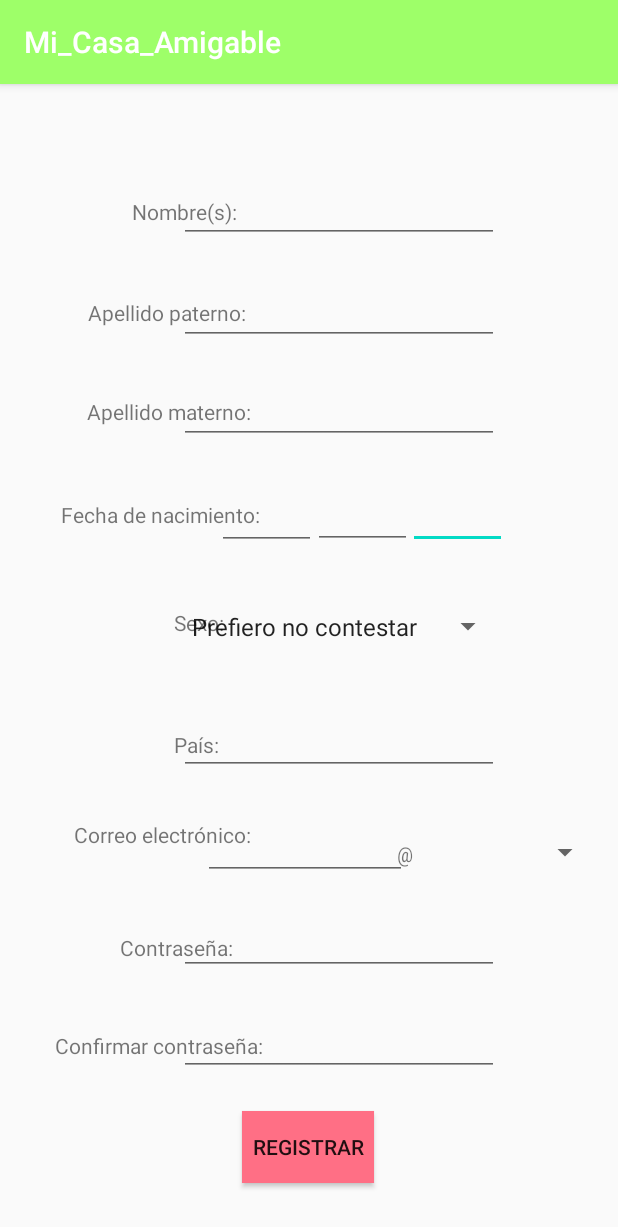
After one commit to gabyotero/MiCasaAmigable, an Android app: the Registro screen opened directly, with no data from a screen before it, on a phone screen of 412 x 824 dp. The commit adds this screen. Shown: the top 1227 px of the screen. Run offline under Robolectric (Android 15) with nearby library versions, the phone set to English and light mode, and no system bars; 1 statement that could not run was skipped.

Commit message:
registros

```diff
--- a/app/src/main/AndroidManifest.xml
+++ b/app/src/main/AndroidManifest.xml
@@ -9,7 +9,8 @@
         android:roundIcon="@mipmap/ic_launcher_round"
         android:supportsRtl="true"
         android:theme="@style/AppTheme">
-        <activity android:name=".logiin"></activity>
+        <activity android:name=".Registro"></activity>
+        <activity android:name=".logiin" />
         <activity
             android:name=".MenuPrincipal"
             android:label="@string/title_activity_menu_principal"
--- /dev/null
+++ b/app/src/main/java/com/gaby/micasaamigable/Registro.java
@@ -0,0 +1,38 @@
+package com.gaby.micasaamigable;
+
+import androidx.appcompat.app.AppCompatActivity;
+import androidx.recyclerview.widget.RecyclerView;
+
+import android.os.Bundle;
+import android.view.View;
+import android.widget.AdapterView;
+import android.widget.ArrayAdapter;
+import android.widget.Spinner;
+import android.widget.Toast;
+
+public class Registro extends AppCompatActivity implements AdapterView.OnItemSelectedListener {
+
+    @Override
+    protected void onCreate(Bundle savedInstanceState) {
+        super.onCreate(savedInstanceState);
+        setContentView(R.layout.activity_registro);
+
+        Spinner combosex =findViewById(R.id.cmbSexo);
+        ArrayAdapter<CharSequence>adapter=ArrayAdapter.createFromResource(this, R.array.Sexo,android.R.layout.simple_spinner_item);
+        adapter.setDropDownViewResource(android.R.layout.simple_spinner_dropdown_item);
+        combosex.setAdapter(adapter);
+        combosex.setOnItemClickListener((AdapterView.OnItemClickListener) this);
+        Spinner comboemail =findViewById(R.id.cmbCorreo);
+        ArrayAdapter<CharSequence>adapter1=ArrayAdapter.createFromResource(this, R.array.Correo,android.R.layout.simple_spinner_item);
+    }
+    @Override
+    public void onItemSelected(AdapterView<?> parent, View view, int position, long id) {
+        String text = parent.getItemAtPosition(position).toString();
+        Toast.makeText(parent.getContext(), text, Toast.LENGTH_SHORT).show();
+
+    }
+    @Override
+    public void onNothingSelected(AdapterView<?> parent) {
+
+    }
+}
--- /dev/null
+++ b/app/src/main/res/layout/activity_registro.xml
@@ -0,0 +1,315 @@
+<?xml version="1.0" encoding="utf-8"?>
+<androidx.constraintlayout.widget.ConstraintLayout xmlns:android="http://schemas.android.com/apk/res/android"
+    xmlns:app="http://schemas.android.com/apk/res-auto"
+    xmlns:tools="http://schemas.android.com/tools"
+    android:layout_width="match_parent"
+    android:layout_height="match_parent"
+    tools:context=".Registro">
+
+    <EditText
+        android:id="@+id/txtYear"
+        android:layout_width="66dp"
+        android:layout_height="52dp"
+        android:ems="10"
+        android:inputType="number"
+        android:importantForAutofill="no"
+        tools:ignore="LabelFor"
+        app:layout_constraintBottom_toBottomOf="parent"
+        app:layout_constraintEnd_toEndOf="parent"
+        app:layout_constraintHorizontal_bias="0.786"
+        app:layout_constraintStart_toStartOf="parent"
+        app:layout_constraintTop_toTopOf="parent"
+        app:layout_constraintVertical_bias="0.36" />
+
+    <EditText
+        android:id="@+id/txtMes"
+        android:layout_width="66dp"
+        android:layout_height="52dp"
+        android:ems="10"
+        android:inputType="number"
+        android:importantForAutofill="no"
+        tools:ignore="LabelFor"
+        app:layout_constraintBottom_toBottomOf="parent"
+        app:layout_constraintEnd_toEndOf="parent"
+        app:layout_constraintHorizontal_bias="0.603"
+        app:layout_constraintStart_toStartOf="parent"
+        app:layout_constraintTop_toTopOf="parent"
+        app:layout_constraintVertical_bias="0.36" />
+
+    <Spinner
+        android:id="@+id/cmbCorreo"
+        android:layout_width="133dp"
+        android:layout_height="47dp"
+        app:layout_constraintBottom_toBottomOf="parent"
+        app:layout_constraintEnd_toEndOf="parent"
+        app:layout_constraintHorizontal_bias="0.96"
+        app:layout_constraintStart_toStartOf="parent"
+        app:layout_constraintTop_toTopOf="parent"
+        app:layout_constraintVertical_bias="0.678" />
+
+    <EditText
+        android:id="@+id/txtContraseña2"
+        android:layout_width="wrap_content"
+        android:layout_height="wrap_content"
+        android:ems="10"
+        android:inputType="textPassword"
+        android:importantForAutofill="no"
+        tools:ignore="LabelFor"
+        app:layout_constraintBottom_toBottomOf="parent"
+        app:layout_constraintEnd_toEndOf="parent"
+        app:layout_constraintHorizontal_bias="0.6"
+        app:layout_constraintStart_toStartOf="parent"
+        app:layout_constraintTop_toTopOf="parent"
+        app:layout_constraintVertical_bias="0.852" />
+
+    <EditText
+        android:id="@+id/txtCorreo"
+        android:layout_width="136dp"
+        android:layout_height="41dp"
+        android:ems="10"
+        android:importantForAutofill="no"
+        android:inputType="textPersonName"
+        tools:ignore="LabelFor"
+        app:layout_constraintBottom_toBottomOf="parent"
+        app:layout_constraintEnd_toEndOf="parent"
+        app:layout_constraintHorizontal_bias="0.491"
+        app:layout_constraintStart_toStartOf="parent"
+        app:layout_constraintTop_toTopOf="parent"
+        app:layout_constraintVertical_bias="0.673" />
+
+    <EditText
+        android:id="@+id/txtPais"
+        android:layout_width="wrap_content"
+        android:layout_height="wrap_content"
+        android:ems="10"
+        android:importantForAutofill="no"
+        android:inputType="textPersonName"
+        tools:ignore="LabelFor"
+        app:layout_constraintBottom_toBottomOf="parent"
+        app:layout_constraintEnd_toEndOf="parent"
+        app:layout_constraintHorizontal_bias="0.6"
+        app:layout_constraintStart_toStartOf="parent"
+        app:layout_constraintTop_toTopOf="parent"
+        app:layout_constraintVertical_bias="0.575" />
+
+    <TextView
+        android:id="@+id/textView2"
+        android:layout_width="wrap_content"
+        android:layout_height="wrap_content"
+        android:text="@string/nombre_s"
+        app:layout_constraintBottom_toBottomOf="parent"
+        app:layout_constraintEnd_toEndOf="parent"
+        app:layout_constraintHorizontal_bias="0.258"
+        app:layout_constraintStart_toStartOf="parent"
+        app:layout_constraintTop_toTopOf="parent"
+        app:layout_constraintVertical_bias="0.101" />
+
+    <TextView
+        android:id="@+id/textView8"
+        android:layout_width="wrap_content"
+        android:layout_height="wrap_content"
+        android:text="@string/correo_electronico"
+        app:layout_constraintBottom_toBottomOf="parent"
+        app:layout_constraintEnd_toEndOf="parent"
+        app:layout_constraintHorizontal_bias="0.167"
+        app:layout_constraintStart_toStartOf="parent"
+        app:layout_constraintTop_toTopOf="parent"
+        app:layout_constraintVertical_bias="0.655" />
+
+    <TextView
+        android:id="@+id/textView6"
+        android:layout_width="wrap_content"
+        android:layout_height="wrap_content"
+        android:text="@string/sexo"
+        app:layout_constraintBottom_toBottomOf="parent"
+        app:layout_constraintEnd_toEndOf="parent"
+        app:layout_constraintHorizontal_bias="0.306"
+        app:layout_constraintStart_toStartOf="parent"
+        app:layout_constraintTop_toTopOf="parent"
+        app:layout_constraintVertical_bias="0.467" />
+
+    <TextView
+        android:id="@+id/textView7"
+        android:layout_width="wrap_content"
+        android:layout_height="wrap_content"
+        android:text="@string/pais"
+        app:layout_constraintBottom_toBottomOf="parent"
+        app:layout_constraintEnd_toEndOf="parent"
+        app:layout_constraintHorizontal_bias="0.304"
+        app:layout_constraintStart_toStartOf="parent"
+        app:layout_constraintTop_toTopOf="parent"
+        app:layout_constraintVertical_bias="0.575" />
+
+    <TextView
+        android:id="@+id/textView10"
+        android:layout_width="wrap_content"
+        android:layout_height="wrap_content"
+        android:text="@string/confirmar_contrasena"
+        app:layout_constraintBottom_toBottomOf="parent"
+        app:layout_constraintEnd_toEndOf="parent"
+        app:layout_constraintHorizontal_bias="0.133"
+        app:layout_constraintStart_toStartOf="parent"
+        app:layout_constraintTop_toTopOf="parent"
+        app:layout_constraintVertical_bias="0.843" />
+
+    <TextView
+        android:id="@+id/textView5"
+        android:layout_width="wrap_content"
+        android:layout_height="wrap_content"
+        android:text="@string/fecha_de_nacimiento"
+        app:layout_constraintBottom_toBottomOf="parent"
+        app:layout_constraintEnd_toEndOf="parent"
+        app:layout_constraintHorizontal_bias="0.146"
+        app:layout_constraintStart_toStartOf="parent"
+        app:layout_constraintTop_toTopOf="parent"
+        app:layout_constraintVertical_bias="0.37" />
+
+    <TextView
+        android:id="@+id/textView4"
+        android:layout_width="wrap_content"
+        android:layout_height="wrap_content"
+        android:text="@string/apellido_materno"
+        app:layout_constraintBottom_toBottomOf="parent"
+        app:layout_constraintEnd_toEndOf="parent"
+        app:layout_constraintHorizontal_bias="0.191"
+        app:layout_constraintStart_toStartOf="parent"
+        app:layout_constraintTop_toTopOf="parent"
+        app:layout_constraintVertical_bias="0.279" />
+
+    <TextView
+        android:id="@+id/textView3"
+        android:layout_width="wrap_content"
+        android:layout_height="wrap_content"
+        android:text="@string/apellido_paterno"
+        app:layout_constraintBottom_toBottomOf="parent"
+        app:layout_constraintEnd_toEndOf="parent"
+        app:layout_constraintHorizontal_bias="0.192"
+        app:layout_constraintStart_toStartOf="parent"
+        app:layout_constraintTop_toTopOf="parent"
+        app:layout_constraintVertical_bias="0.191" />
+
+    <TextView
+        android:id="@+id/textView9"
+        android:layout_width="wrap_content"
+        android:layout_height="wrap_content"
+        android:text="@string/contrasena"
+        app:layout_constraintBottom_toBottomOf="parent"
+        app:layout_constraintEnd_toEndOf="parent"
+        app:layout_constraintHorizontal_bias="0.237"
+        app:layout_constraintStart_toStartOf="parent"
+        app:layout_constraintTop_toTopOf="parent"
+        app:layout_constraintVertical_bias="0.756" />
+
+    <Button
+        android:id="@+id/btn_registrar"
+        android:layout_width="wrap_content"
+        android:layout_height="wrap_content"
+        android:text="@string/registrar"
+        android:background="@color/colorbtnRegistro"
+        app:layout_constraintBottom_toBottomOf="parent"
+        app:layout_constraintEnd_toEndOf="parent"
+        app:layout_constraintHorizontal_bias="0.498"
+        app:layout_constraintStart_toStartOf="parent"
+        app:layout_constraintTop_toTopOf="parent"
+        app:layout_constraintVertical_bias="0.951" />
+
+    <EditText
+        android:id="@+id/txtNombre"
+        android:layout_width="wrap_content"
+        android:layout_height="wrap_content"
+        android:ems="10"
+        android:inputType="textPersonName"
+        android:importantForAutofill="no"
+        tools:ignore="LabelFor"
+        app:layout_constraintBottom_toBottomOf="parent"
+        app:layout_constraintEnd_toEndOf="parent"
+        app:layout_constraintHorizontal_bias="0.6"
+        app:layout_constraintStart_toStartOf="parent"
+        app:layout_constraintTop_toTopOf="parent"
+        app:layout_constraintVertical_bias="0.084" />
+
+    <EditText
+        android:id="@+id/txtApePat"
+        android:layout_width="wrap_content"
+        android:layout_height="wrap_content"
+        android:ems="10"
+        android:inputType="textPersonName"
+        android:importantForAutofill="no"
+        tools:ignore="LabelFor"
+        app:layout_constraintBottom_toBottomOf="parent"
+        app:layout_constraintEnd_toEndOf="parent"
+        app:layout_constraintHorizontal_bias="0.6"
+        app:layout_constraintStart_toStartOf="parent"
+        app:layout_constraintTop_toTopOf="parent"
+        app:layout_constraintVertical_bias="0.178" />
+
+    <EditText
+        android:id="@+id/txtApeMat"
+        android:layout_width="wrap_content"
+        android:layout_height="wrap_content"
+        android:ems="10"
+        android:inputType="textPersonName"
+        android:importantForAutofill="no"
+        tools:ignore="LabelFor"
+        app:layout_constraintBottom_toBottomOf="parent"
+        app:layout_constraintEnd_toEndOf="parent"
+        app:layout_constraintHorizontal_bias="0.6"
+        app:layout_constraintStart_toStartOf="parent"
+        app:layout_constraintTop_toTopOf="parent"
+        app:layout_constraintVertical_bias="0.269" />
+
+    <EditText
+        android:id="@+id/txtContraseña"
+        android:layout_width="wrap_content"
+        android:layout_height="wrap_content"
+        android:ems="10"
+        android:inputType="textPassword"
+        android:importantForAutofill="no"
+        tools:ignore="LabelFor"
+        app:layout_constraintBottom_toBottomOf="parent"
+        app:layout_constraintEnd_toEndOf="parent"
+        app:layout_constraintHorizontal_bias="0.6"
+        app:layout_constraintStart_toStartOf="parent"
+        app:layout_constraintTop_toTopOf="parent"
+        app:layout_constraintVertical_bias="0.759" />
+
+    <Spinner
+        android:id="@+id/cmbSexo"
+        android:layout_width="216dp"
+        android:layout_height="51dp"
+        app:layout_constraintBottom_toBottomOf="parent"
+        app:layout_constraintEnd_toEndOf="parent"
+        app:layout_constraintHorizontal_bias="0.611"
+        app:layout_constraintStart_toStartOf="parent"
+        app:layout_constraintTop_toTopOf="parent"
+        app:layout_constraintVertical_bias="0.469" />
+
+    <TextView
+        android:id="@+id/textView11"
+        android:layout_width="21dp"
+        android:layout_height="26dp"
+        android:fontFamily="sans-serif-condensed"
+        android:text="@string/arrobaa"
+        app:layout_constraintBottom_toBottomOf="parent"
+        app:layout_constraintEnd_toEndOf="parent"
+        app:layout_constraintHorizontal_bias="0.677"
+        app:layout_constraintStart_toStartOf="parent"
+        app:layout_constraintTop_toTopOf="parent"
+        app:layout_constraintVertical_bias="0.678" />
+
+    <EditText
+        android:id="@+id/txtDia"
+        android:layout_width="66dp"
+        android:layout_height="52dp"
+        android:ems="10"
+        android:inputType="number"
+        android:importantForAutofill="no"
+        tools:ignore="LabelFor"
+        app:layout_constraintBottom_toBottomOf="parent"
+        app:layout_constraintEnd_toEndOf="parent"
+        app:layout_constraintHorizontal_bias="0.419"
+        app:layout_constraintStart_toStartOf="parent"
+        app:layout_constraintTop_toTopOf="parent"
+        app:layout_constraintVertical_bias="0.361" />
+
+</androidx.constraintlayout.widget.ConstraintLayout>
--- a/app/src/main/res/values/colors.xml
+++ b/app/src/main/res/values/colors.xml
@@ -4,4 +4,5 @@
     <color name="colorPrimaryDark">#21B300</color>
     <color name="colorAccent">#03DAC5</color>
     <color name="colorbtnsPantalla1">#6FFF98</color>
+    <color name="colorbtnRegistro">#FF6F85</color>
 </resources>
--- a/app/src/main/res/values/strings.xml
+++ b/app/src/main/res/values/strings.xml
@@ -12,6 +12,28 @@
     <string name="menu_gallery">Gallery</string>
     <string name="menu_slideshow">Slideshow</string>
     <string name="btn_iniciar">Iniciar sesión</string>
+    <string name="arrobaa">"@"</string>
     <string name="btn_registro">Registrar</string>
     <string name="desc">Descripcion</string>
+    <string name="nombre_s">Nombre(s):</string>
+    <string name="apellido_paterno">Apellido paterno:</string>
+    <string name="apellido_materno">Apellido materno:</string>
+    <string name="fecha_de_nacimiento">Fecha de nacimiento:</string>
+    <string name="sexo">Sexo:</string>
+    <string name="pais">País:</string>
+    <string name="correo_electronico">Correo electrónico:</string>
+    <string name="contrasena">Contraseña:</string>
+    <string name="confirmar_contrasena">Confirmar contraseña:</string>
+    <string name="registrar">Registrar</string>
+    <string-array name="Sexo">
+        <item>Prefiero no contestar</item>
+        <item>Mujer</item>
+        <item>Hombre</item>
+    </string-array>
+    <string-array name="Correo">
+        <item>gmail.com</item>
+        <item>hotmail.com</item>
+        <item>yahoo.com.mx</item>
+        <item>live.com.mx</item>
+    </string-array>
 </resources>
```
